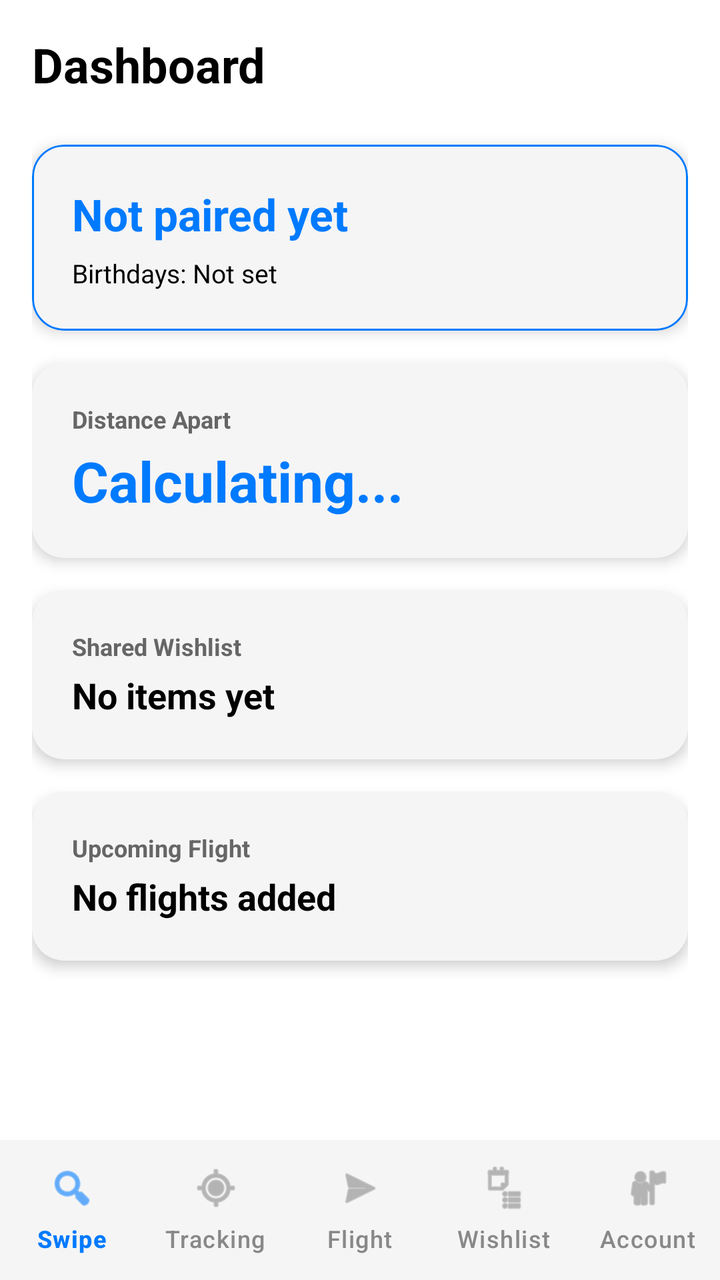
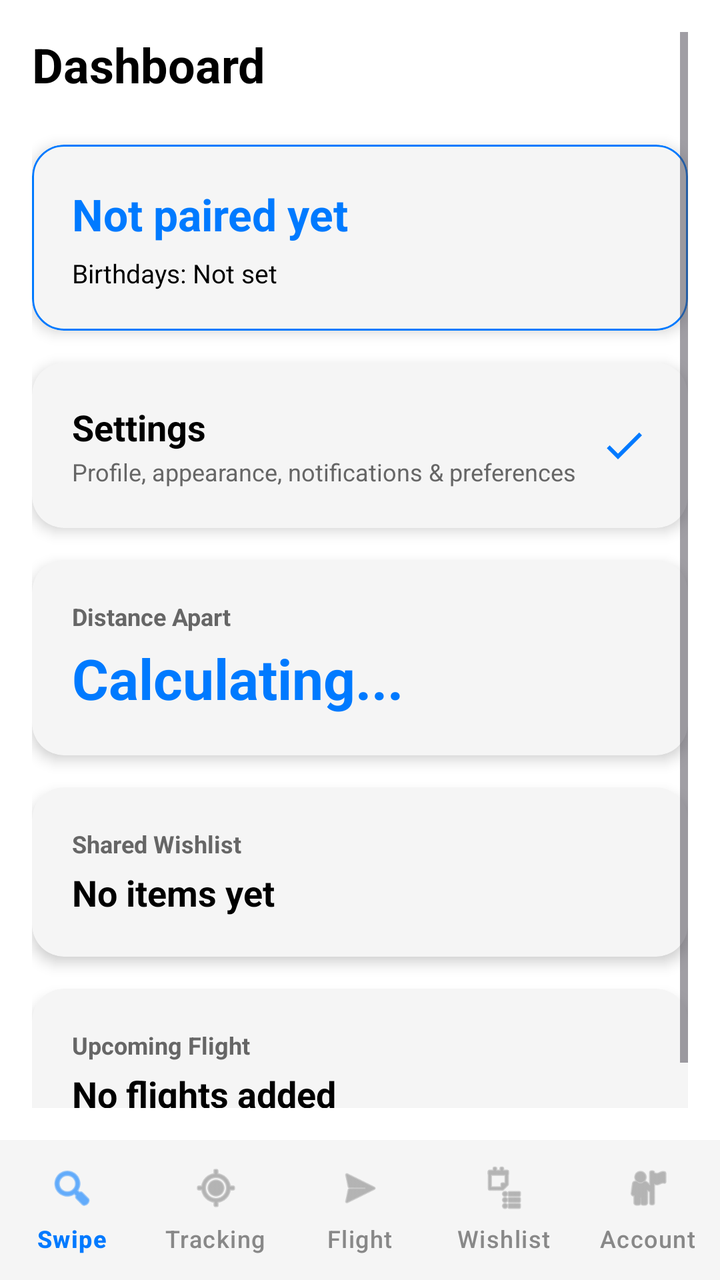

Before-and-after screenshots of an Android layout around one commit, followed by the original layout XML and the change that was made.
<!-- AndroidManifest.xml: application theme Theme.ProjectCecily -->
<!-- res/layout/activity_main.xml -->
<?xml version="1.0" encoding="utf-8"?>
<androidx.constraintlayout.widget.ConstraintLayout xmlns:android="http://schemas.android.com/apk/res/android"
    xmlns:app="http://schemas.android.com/apk/res-auto"
    android:layout_width="match_parent"
    android:layout_height="match_parent"
    android:background="@color/app_background"
    android:fitsSystemWindows="true">

    
    <ScrollView
        android:id="@+id/dashboard_scroll"
        android:layout_width="0dp"
        android:layout_height="0dp"
        android:padding="16dp"
        app:layout_constraintBottom_toTopOf="@id/bottom_navigation"
        app:layout_constraintEnd_toEndOf="parent"
        app:layout_constraintStart_toStartOf="parent"
        app:layout_constraintTop_toTopOf="parent">

        <LinearLayout
            android:layout_width="match_parent"
            android:layout_height="wrap_content"
            android:orientation="vertical">

            <TextView
                android:id="@+id/tvDashboardTitle"
                android:layout_width="wrap_content"
                android:layout_height="wrap_content"
                android:layout_marginBottom="24dp"
                android:text="Dashboard"
                android:textColor="@color/text_primary"
                android:textSize="24sp"
                android:textStyle="bold" />

            
            <com.google.android.material.card.MaterialCardView
                android:id="@+id/cardRelationshipSummary"
                android:layout_width="match_parent"
                android:layout_height="wrap_content"
                android:layout_marginBottom="16dp"
                android:clickable="false"
                android:focusable="false"
                app:cardBackgroundColor="@color/card_background"
                app:cardCornerRadius="16dp"
                app:cardElevation="4dp"
                app:strokeColor="@color/nav_selected"
                app:strokeWidth="1dp">

                <LinearLayout
                    android:layout_width="match_parent"
                    android:layout_height="wrap_content"
                    android:orientation="vertical"
                    android:padding="20dp">

                    <TextView
                        android:id="@+id/tvTogetherDays"
                        android:layout_width="wrap_content"
                        android:layout_height="wrap_content"
                        android:text="Not paired yet"
                        android:textColor="@color/nav_selected"
                        android:textSize="22sp"
                        android:textStyle="bold" />

                    <TextView
                        android:id="@+id/tvBirthdaysSummary"
                        android:layout_width="wrap_content"
                        android:layout_height="wrap_content"
                        android:layout_marginTop="6dp"
                        android:text="Birthdays: Not set"
                        android:textColor="@color/text_primary"
                        android:textSize="13sp" />
                </LinearLayout>
            </com.google.android.material.card.MaterialCardView>

            
            <com.google.android.material.card.MaterialCardView
                android:id="@+id/cardProximity"
                android:layout_width="match_parent"
                android:layout_height="wrap_content"
                android:layout_marginBottom="16dp"
                app:cardBackgroundColor="@color/card_background"
                app:cardCornerRadius="16dp"
                app:cardElevation="4dp"
                app:strokeWidth="0dp">

                <LinearLayout
                    android:layout_width="match_parent"
                    android:layout_height="wrap_content"
                    android:orientation="vertical"
                    android:padding="20dp">

                    <TextView
                        android:layout_width="wrap_content"
                        android:layout_height="wrap_content"
                        android:text="Distance Apart"
                        android:textColor="@color/text_secondary"
                        android:textSize="12sp"
                        android:textStyle="bold" />

                    <TextView
                        android:id="@+id/tvLiveDistance"
                        android:layout_width="wrap_content"
                        android:layout_height="wrap_content"
                        android:layout_marginTop="4dp"
                        android:text="Calculating..."
                        android:textColor="@color/nav_selected"
                        android:textSize="28sp"
                        android:textStyle="bold" />

                    <TextView
                        android:id="@+id/tvPartnerTimeSummary"
                        android:layout_width="wrap_content"
                        android:layout_height="wrap_content"
                        android:layout_marginTop="6dp"
                        android:text=""
                        android:textColor="@color/text_primary"
                        android:textSize="13sp"
                        android:visibility="gone" />
                </LinearLayout>
            </com.google.android.material.card.MaterialCardView>

            
            <com.google.android.material.card.MaterialCardView
                android:id="@+id/cardWishlist"
                android:layout_width="match_parent"
                android:layout_height="wrap_content"
                android:layout_marginBottom="16dp"
                app:cardBackgroundColor="@color/card_background"
                app:cardCornerRadius="16dp"
                app:cardElevation="4dp"
                app:strokeWidth="0dp">

                <LinearLayout
                    android:layout_width="match_parent"
                    android:layout_height="wrap_content"
                    android:orientation="horizontal"
                    android:padding="20dp">

                    <LinearLayout
                        android:layout_width="0dp"
                        android:layout_height="wrap_content"
                        android:layout_weight="1"
                        android:orientation="vertical">

                        <TextView
                            android:layout_width="wrap_content"
                            android:layout_height="wrap_content"
                            android:text="Shared Wishlist"
                            android:textColor="@color/text_secondary"
                            android:textSize="12sp"
                            android:textStyle="bold" />

                        <TextView
                            android:id="@+id/tvWishlistSummary"
                            android:layout_width="wrap_content"
                            android:layout_height="wrap_content"
                            android:layout_marginTop="4dp"
                            android:text="No items yet"
                            android:textColor="@color/text_primary"
                            android:textSize="18sp"
                            android:textStyle="bold" />
                    </LinearLayout>

                    <TextView
                        android:layout_width="wrap_content"
                        android:layout_height="wrap_content"
                        android:layout_gravity="center"
                        android:text=""
                        android:textSize="32sp" />
                </LinearLayout>
            </com.google.android.material.card.MaterialCardView>

            
            <com.google.android.material.card.MaterialCardView
                android:id="@+id/cardFlight"
                android:layout_width="match_parent"
                android:layout_height="wrap_content"
                android:layout_marginBottom="16dp"
                app:cardBackgroundColor="@color/card_background"
                app:cardCornerRadius="16dp"
                app:cardElevation="4dp"
                app:strokeWidth="0dp">

                <LinearLayout
                    android:layout_width="match_parent"
                    android:layout_height="wrap_content"
                    android:orientation="horizontal"
                    android:padding="20dp">

                    <LinearLayout
                        android:layout_width="0dp"
                        android:layout_height="wrap_content"
                        android:layout_weight="1"
                        android:orientation="vertical">

                        <TextView
                            android:layout_width="wrap_content"
                            android:layout_height="wrap_content"
                            android:text="Upcoming Flight"
                            android:textColor="@color/text_secondary"
                            android:textSize="12sp"
                            android:textStyle="bold" />

                        <TextView
                            android:id="@+id/tvFlightSummary"
                            android:layout_width="wrap_content"
                            android:layout_height="wrap_content"
                            android:layout_marginTop="4dp"
                            android:text="No flights added"
                            android:textColor="@color/text_primary"
                            android:textSize="18sp"
                            android:textStyle="bold" />
                    </LinearLayout>

                    <TextView
                        android:layout_width="wrap_content"
                        android:layout_height="wrap_content"
                        android:layout_gravity="center"
                        android:text=""
                        android:textSize="32sp" />
                </LinearLayout>
            </com.google.android.material.card.MaterialCardView>

        </LinearLayout>
    </ScrollView>

    
    <com.google.android.material.bottomnavigation.BottomNavigationView
        android:id="@+id/bottom_navigation"
        android:layout_width="match_parent"
        android:layout_height="70dp"
        android:background="@color/card_background"
        app:itemIconTint="@color/nav_item_color"
        app:itemTextColor="@color/nav_item_color"
        app:labelVisibilityMode="labeled"
        app:layout_constraintBottom_toBottomOf="parent"
        app:menu="@menu/bottom_nav_menu" />

</androidx.constraintlayout.widget.ConstraintLayout>
<!-- resources referenced by this layout -->
<resources>
  <color name="app_background">#FFFFFF</color>
  <color name="card_background">#F5F5F5</color>
  <color name="nav_selected">#007AFF</color>
  <color name="text_primary">#000000</color>
  <color name="text_secondary">#666666</color>
  <style name="Theme.ProjectCecily" parent="Base.Theme.ProjectCecily" />
  <style name="Base.Theme.ProjectCecily" parent="Theme.Material3.DayNight.NoActionBar">
          
          <item name="colorPrimary">@color/nav_selected</item>
          <item name="windowActionBar">false</item>
          <item name="windowNoTitle">true</item>
  
          
          <item name="colorOnSecondaryContainer">@color/nav_selected</item>
      </style>
</resources>

<!-- the commit's change to res/layout/activity_main.xml (unified diff, before → after) -->
@@ -69,6 +69,57 @@
                         android:text="Birthdays: Not set"
                         android:textColor="@color/text_primary"
                         android:textSize="13sp" />
+                </LinearLayout>
+            </com.google.android.material.card.MaterialCardView>
+
+            
+            <com.google.android.material.card.MaterialCardView
+                android:id="@+id/cardSettings"
+                android:layout_width="match_parent"
+                android:layout_height="wrap_content"
+                android:layout_marginBottom="16dp"
+                android:clickable="true"
+                android:focusable="true"
+                app:cardBackgroundColor="@color/card_background"
+                app:cardCornerRadius="16dp"
+                app:cardElevation="4dp"
+                app:strokeWidth="0dp">
+
+                <LinearLayout
+                    android:layout_width="match_parent"
+                    android:layout_height="wrap_content"
+                    android:gravity="center_vertical"
+                    android:orientation="horizontal"
+                    android:padding="20dp">
+
+                    <LinearLayout
+                        android:layout_width="0dp"
+                        android:layout_height="wrap_content"
+                        android:layout_weight="1"
+                        android:orientation="vertical">
+
+                        <TextView
+                            android:layout_width="wrap_content"
+                            android:layout_height="wrap_content"
+                            android:text="Settings"
+                            android:textColor="@color/text_primary"
+                            android:textSize="18sp"
+                            android:textStyle="bold" />
+
+                        <TextView
+                            android:layout_width="wrap_content"
+                            android:layout_height="wrap_content"
+                            android:layout_marginTop="2dp"
+                            android:text="Profile, appearance, notifications &amp; preferences"
+                            android:textColor="@color/text_secondary"
+                            android:textSize="12sp" />
+                    </LinearLayout>
+
+                    <ImageView
+                        android:layout_width="24dp"
+                        android:layout_height="24dp"
+                        android:src="@drawable/ic_check"
+                        app:tint="@color/nav_selected" />
                 </LinearLayout>
             </com.google.android.material.card.MaterialCardView>
 
<!-- resource entries referenced after the edit -->
@@ -5,6 +5,17 @@
   <color name="nav_selected">#007AFF</color>
   <color name="text_primary">#000000</color>
   <color name="text_secondary">#666666</color>
+  <!-- drawable ic_check (drawable) -->
+  <?xml version="1.0" encoding="utf-8"?>
+  <vector xmlns:android="http://schemas.android.com/apk/res/android"
+      android:width="28dp"
+      android:height="28dp"
+      android:viewportWidth="24"
+      android:viewportHeight="24">
+      <path
+          android:fillColor="#FFFFFF"
+          android:pathData="M9,16.17L4.83,12l-1.42,1.41L9,19 21,7l-1.41-1.41z" />
+  </vector>
   <style name="Theme.ProjectCecily" parent="Base.Theme.ProjectCecily" />
   <style name="Base.Theme.ProjectCecily" parent="Theme.Material3.DayNight.NoActionBar">
           
